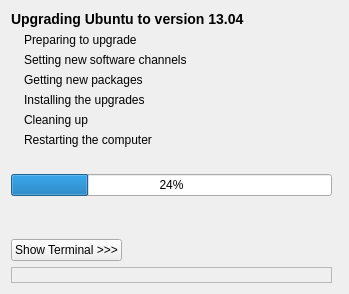
Qt form DistUpgrade/window_main.ui (stek29/ubuntu-release-upgrader) before a commit.
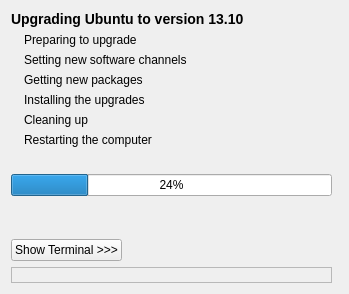
The same form after that commit.

```diff
--- a/DistUpgrade/window_main.ui
+++ b/DistUpgrade/window_main.ui
@@ -235,7 +235,7 @@
    <item row="0" column="0" colspan="4" >
     <widget class="QLabel" name="label_title" >
      <property name="text" >
-      <string>&lt;b>&lt;big>Upgrading Ubuntu to version 13.04&lt;/big>&lt;/b></string>
+      <string>&lt;b>&lt;big>Upgrading Ubuntu to version 13.10&lt;/big>&lt;/b></string>
      </property>
      <property name="wordWrap" >
       <bool>false</bool>
```
